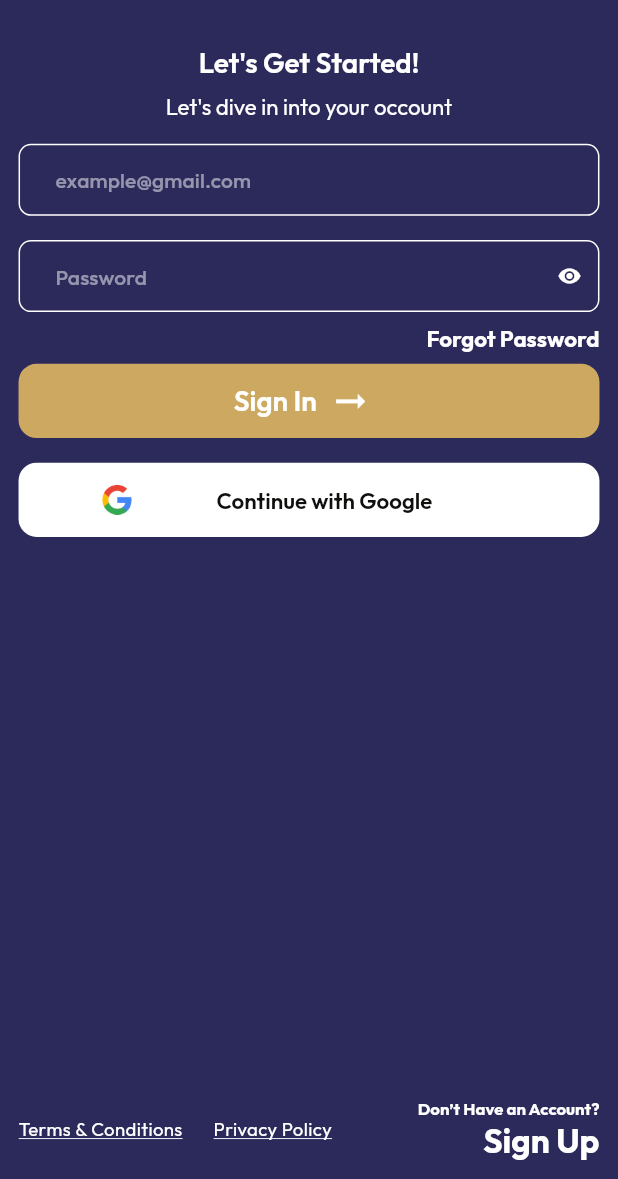
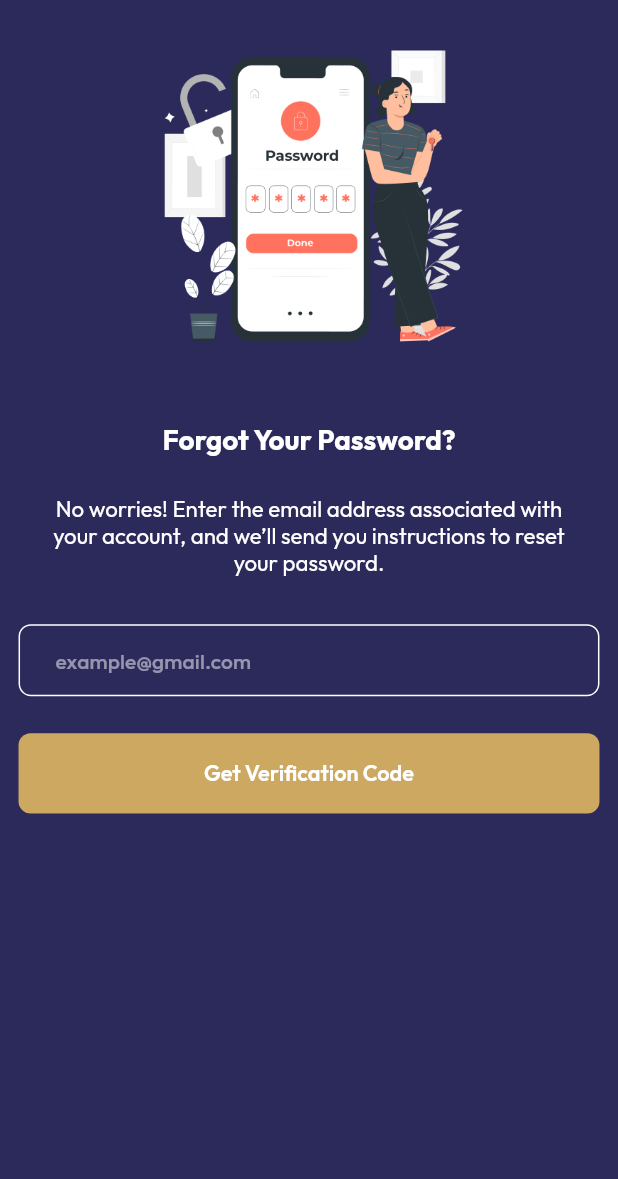
Before and after one commit to Irfanhossain909/tinnierenee12, a Flutter app: the screen it shows after launch, after a tap on "Forgot Password", on a phone screen of 412 x 824 dp, the part 57-1236 px from its top. Run offline on Flutter 3.47's test engine with Material 3 defaults, Android fonts, the phone set to English and light mode, and no system bars; our stand-ins replace cached_network_image, device_preview, flutter_cache_manager, get, skeletonizer.

Commit message:
Add Forget Password screen and update routing

```diff
--- a/lib/routes/app_routes.dart
+++ b/lib/routes/app_routes.dart
@@ -10,5 +10,6 @@ class AppRoutes {
 
 
   final String signInScreen = "/sign-in-screen";
+  final String forgetPassScreen = "/forget-pass-screen";
 
 }
--- a/lib/routes/app_routes_file.dart
+++ b/lib/routes/app_routes_file.dart
@@ -1,5 +1,6 @@
 import 'package:get/get.dart';
 import 'package:tinnierenee12/routes/app_routes.dart';
+import 'package:tinnierenee12/screen/auth/forget_pass_screen/forget_pass_screen.dart';
 import 'package:tinnierenee12/screen/auth/sign_in_screen/sign_in_screen.dart';
 
 List<GetPage> appRootRoutesFile = <GetPage>[
@@ -16,4 +17,9 @@ List<GetPage> appRootRoutesFile = <GetPage>[
     // binding: SplashScreenBinding(),
     page: () => const SignInScreen(),
   ),
+  GetPage(
+    name: AppRoutes.instance.forgetPassScreen,
+    // binding: SplashScreenBinding(),
+    page: () => const ForgetPassScreen(),
+  ),
 ];
--- a/lib/screen/auth/forget_pass_screen/forget_pass_screen.dart
+++ b/lib/screen/auth/forget_pass_screen/forget_pass_screen.dart
@@ -1,87 +1,85 @@
-// import 'package:flutter/material.dart';
-// import 'package:get/get.dart';
-// import 'package:loyalty_customer/const/app_color.dart';
-// import 'package:loyalty_customer/const/assets_icons_path.dart';
-// import 'package:loyalty_customer/routes/app_routes.dart';
-// import 'package:loyalty_customer/utils/app_size.dart';
-// import 'package:loyalty_customer/widget/app_button/app_button.dart';
-// import 'package:loyalty_customer/widget/app_image/app_image.dart';
-// import 'package:loyalty_customer/widget/app_input/app_input_widget_two.dart';
-// import 'package:loyalty_customer/widget/app_log/gap.dart';
-// import 'package:loyalty_customer/widget/app_text/app_text.dart';
+import 'package:flutter/material.dart';
+import 'package:tinnierenee12/const/app_color.dart';
+import 'package:tinnierenee12/const/assets_icons_path.dart';
+import 'package:tinnierenee12/utils/app_size.dart';
+import 'package:tinnierenee12/widget/app_button/app_button.dart';
+import 'package:tinnierenee12/widget/app_image/app_image.dart';
+import 'package:tinnierenee12/widget/app_input/app_input_widget_two.dart';
+import 'package:tinnierenee12/widget/app_log/gap.dart';
+import 'package:tinnierenee12/widget/app_text/app_text.dart';
 
-// class ForgetPassScreen extends StatelessWidget {
-//   const ForgetPassScreen({super.key});
+class ForgetPassScreen extends StatelessWidget {
+  const ForgetPassScreen({super.key});
 
-//   @override
-//   Widget build(BuildContext context) {
-//     return Scaffold(
-//       backgroundColor: AppColor.surfacePrimaryLight,
-//       body: Column(
-//         children: [
-//           Stack(
-//             children: [
-//               AppImage(path: AssetsPath.backgroundImage),
+  @override
+  Widget build(BuildContext context) {
+    return Scaffold(
+      appBar: AppBar(
+        leading: Padding(
+          padding: EdgeInsets.all(18),
+          child: AppImage(
+            width: AppSize.width(value: 18),
+            height: AppSize.width(value: 18),
+            path: AssetsPath.arrowBack,
+            iconColor: AppColor.white,
+          ),
+        ),
+      ),
+      body: SafeArea(
+        child: Column(
+          children: [
+            AppImage(
+              width: AppSize.width(value: 200),
+              height: AppSize.width(value: 200),
+              path: AssetsPath.authImg,
+            ),
+            Gap(height: AppSize.width(value: 30)),
+            Padding(
+              padding: EdgeInsets.all(AppSize.width(value: 12)),
 
-//               Positioned(
-//                 top: AppSize.size.height * 0.07,
-//                 left: 0,
-//                 right: 0, // Ensure that it's horizontally centered
-//                 child: Center(
-//                   // Center the text horizontally
-//                   child: AppImage(
-//                     width: AppSize.width(value: 230),
-//                     height: AppSize.width(value: 230),
-//                     path: AssetsPath.authImg3,
-//                   ),
-//                 ),
-//               ),
-//             ],
-//           ),
-//           Gap(height: AppSize.width(value: 30)),
-//           Padding(
-//             padding: EdgeInsets.all(AppSize.width(value: 12)),
+              child: Column(
+                spacing: AppSize.size.height * 0.03,
+                children: [
+                  AppText(
+                    data: "Forgot Your Password?",
+                    fontSize: AppSize.width(value: 18),
+                    fontWeight: FontWeight.w700,
+                    color: AppColor.white,
+                  ),
 
-//             child: Column(
-//               spacing: AppSize.size.height * 0.03,
-//               children: [
-//                 AppText(
-//                   data: "Forgot Your Password?",
-//                   fontSize: AppSize.width(value: 30),
-//                   fontWeight: FontWeight.w700,
-//                   color: AppColor.button4Dark,
-//                 ),
-
-//                 Padding(
-//                   padding: EdgeInsets.symmetric(
-//                     horizontal: AppSize.width(value: 20),
-//                   ),
-//                   child: AppText(
-//                     data:
-//                         "No worries! Enter your email address below and we'll send you a link to reset your password.",
-//                     textAlign: TextAlign.center,
-//                     fontSize: AppSize.width(value: 16),
-//                     fontWeight: FontWeight.w400,
-//                     color: AppColor.button4Dark,
-//                   ),
-//                 ),
-//                 AppInputWidgetTwo(
-//                   prefix: Icon(Icons.email_outlined, color: Colors.grey),
-//                   borderRadius: 30,
-//                   hintText: "example@email.com",
-//                 ),
-//                 AppButton(
-//                   onTap: () {
-//                     Get.toNamed(AppRoutes.instance.verifyOtpScreen);
-//                   },
-//                   title: "Get Verification Code",
-//                   borderRadius: BorderRadius.circular(30),
-//                 ),
-//               ],
-//             ),
-//           ),
-//         ],
-//       ),
-//     );
-//   }
-// }
+                  Padding(
+                    padding: EdgeInsets.symmetric(
+                      horizontal: AppSize.width(value: 20),
+                    ),
+                    child: AppText(
+                      data:
+                          "No worries! Enter the email address associated with your account, and we’ll send you instructions to reset your password.",
+                      textAlign: TextAlign.center,
+                      fontSize: AppSize.width(value: 16),
+                      fontWeight: FontWeight.w400,
+                      color: AppColor.white,
+                    ),
+                  ),
+                  AppInputWidgetTwo(
+                    borderRadius: AppSize.width(value: 8),
+                    contentPadding: EdgeInsets.symmetric(
+                      horizontal: AppSize.width(value: 20),
+                    ),
+                    hintText: "example@gmail.com",
+                    fillColor: AppColor.purple,
+                  ),
+                  AppButton(
+                    onTap: () {
+                      // Get.toNamed(AppRoutes.instance.verifyOtpScreen);
+                    },
+                    title: "Get Verification Code",
+                  ),
+                ],
+              ),
+            ),
+          ],
+        ),
+      ),
+    );
+  }
+}
--- a/lib/screen/auth/sign_in_screen/sign_in_screen.dart
+++ b/lib/screen/auth/sign_in_screen/sign_in_screen.dart
@@ -1,7 +1,9 @@
 import 'package:flutter/material.dart';
+import 'package:get/get.dart';
 import 'package:tinnierenee12/const/app_color.dart';
 import 'package:tinnierenee12/const/app_const.dart';
 import 'package:tinnierenee12/const/assets_icons_path.dart';
+import 'package:tinnierenee12/routes/app_routes.dart';
 import 'package:tinnierenee12/utils/app_size.dart';
 import 'package:tinnierenee12/widget/app_image/app_image.dart';
 import 'package:tinnierenee12/widget/app_input/app_input_widget_two.dart';
@@ -66,7 +68,7 @@ class SignInScreen extends StatelessWidget {
               alignment: Alignment.centerRight,
               child: InkWell(
                 onTap: () {
-                  // Get.toNamed(AppRoutes.instance.forgetPassScreen);
+                  Get.toNamed(AppRoutes.instance.forgetPassScreen);
                 },
                 child: AppText(
                   data: "Forgot Password",
```
